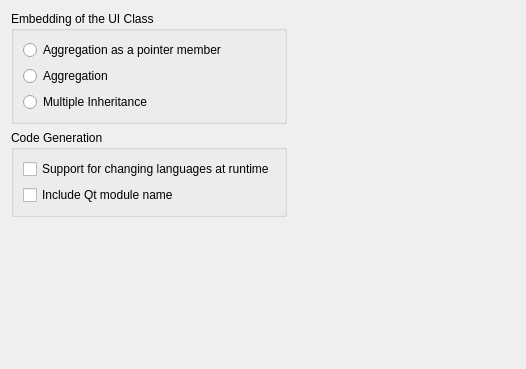
Above: src/plugins/designer/cpp/cppsettingspagewidget.ui from qt-creator/qt-creator before the change. Below: the same form after it.
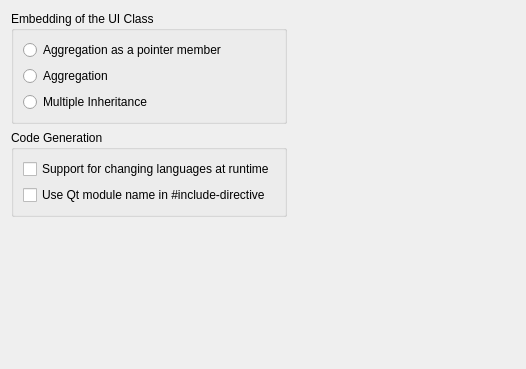
That is the form after the change.

Patch:
```diff
--- a/src/plugins/designer/cpp/cppsettingspagewidget.ui
+++ b/src/plugins/designer/cpp/cppsettingspagewidget.ui
@@ -68,7 +68,7 @@
         <item>
          <widget class="QCheckBox" name="includeQtModuleCheckBox">
           <property name="text">
-           <string>Include Qt module name</string>
+           <string>Use Qt module name in #include-directive</string>
           </property>
          </widget>
         </item>
```
